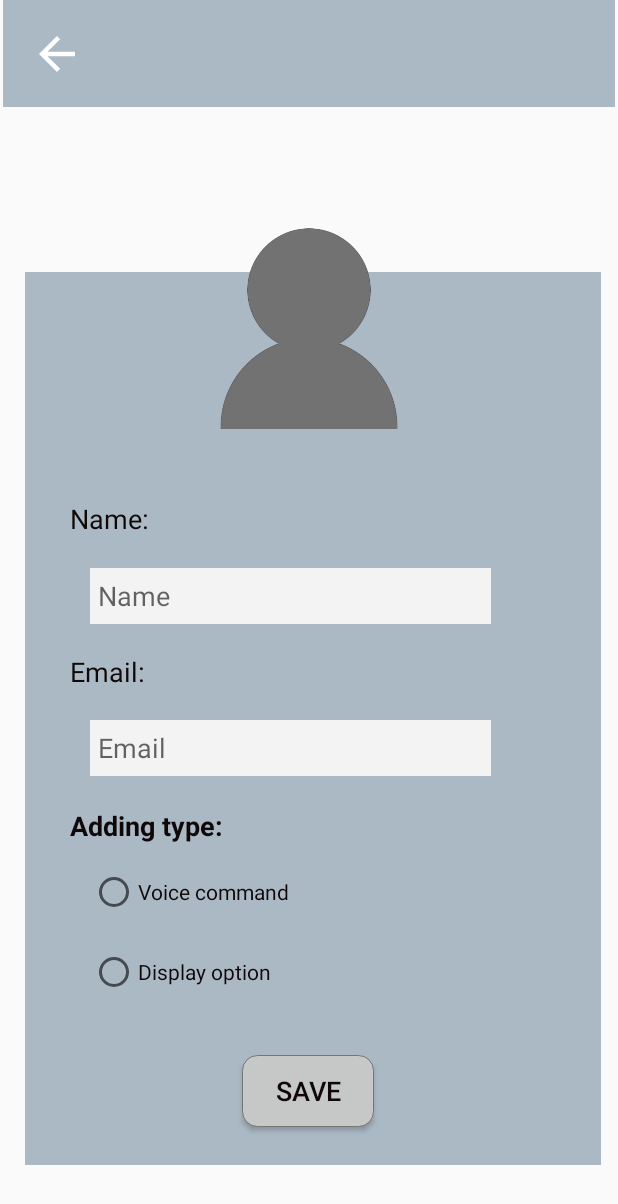
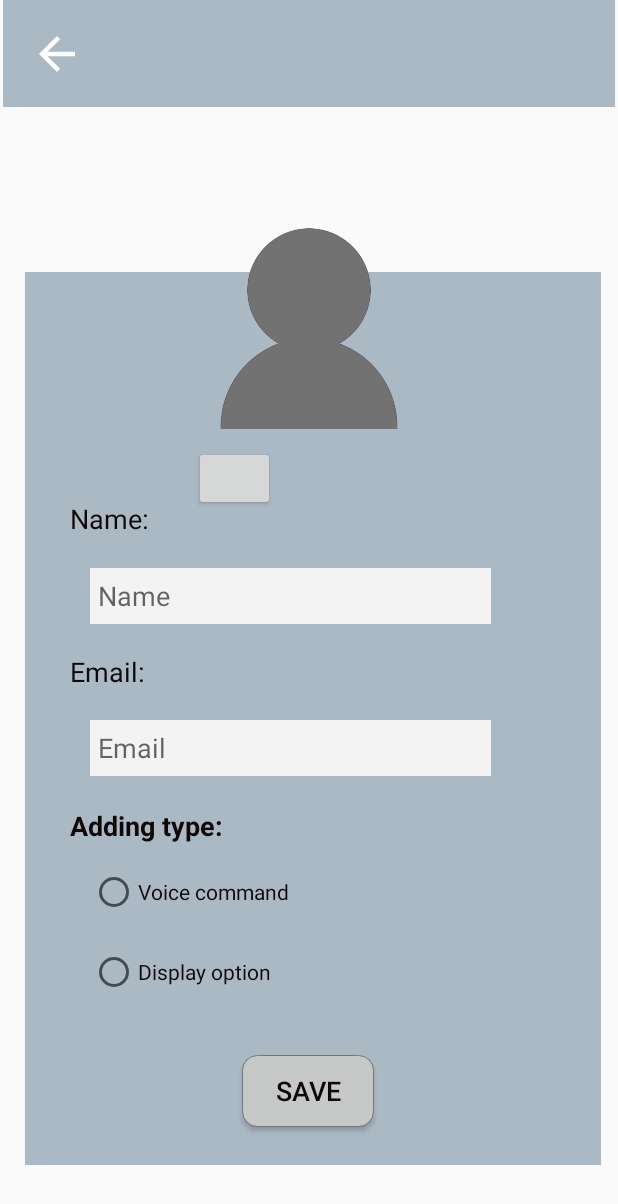
Before and after one commit to haifa98/Taraffac, an Android app: the layout activity_edit_profile.xml on its own in the app's theme, with its tools: preview values and no code run, on a phone screen of 412 x 824 dp. Shown: the top 1204 px of the screen. Run offline under Robolectric (Android 15) with nearby library versions, the phone set to English and light mode, and no system bars.

Commit message:
// set ProfileImage1

```diff
--- a/app/src/main/res/layout/activity_edit_profile.xml
+++ b/app/src/main/res/layout/activity_edit_profile.xml
@@ -53,7 +53,7 @@
         app:layout_constraintVertical_bias="0.023" />
 
     <ImageView
-        android:id="@+id/imageView5"
+        android:id="@+id/imageProfilEdit"
         android:layout_width="177dp"
         android:layout_height="148dp"
         android:contentDescription="@string/profile_img"
@@ -155,7 +155,7 @@
         app:layout_constraintVertical_bias="0.906" />
 
     <RadioButton
-        android:id="@+id/voice"
+        android:id="@+id/voiceEdit"
         android:layout_width="wrap_content"
         android:layout_height="wrap_content"
         android:text="@string/voice"
@@ -168,7 +168,7 @@
         app:layout_constraintVertical_bias="0.731" />
 
     <RadioButton
-        android:id="@+id/radioButton7"
+        android:id="@+id/displayEdit"
         android:layout_width="wrap_content"
         android:layout_height="wrap_content"
         android:text="@string/display"
@@ -180,4 +180,15 @@
         app:layout_constraintTop_toTopOf="parent"
         app:layout_constraintVertical_bias="0.798" />
 
+    <Button
+        android:id="@+id/ChangImage"
+        android:layout_width="54dp"
+        android:layout_height="43dp"
+        app:layout_constraintBottom_toBottomOf="parent"
+        app:layout_constraintEnd_toEndOf="parent"
+        app:layout_constraintHorizontal_bias="0.362"
+        app:layout_constraintStart_toStartOf="parent"
+        app:layout_constraintTop_toTopOf="@+id/textView40"
+        app:layout_constraintVertical_bias="0.193" />
+
 </androidx.constraintlayout.widget.ConstraintLayout>
--- a/app/src/main/res/layout/activity_profile.xml
+++ b/app/src/main/res/layout/activity_profile.xml
@@ -74,7 +74,7 @@
         app:layout_constraintVertical_bias="0.023" />
 
     <ImageView
-        android:id="@+id/imageView7"
+        android:id="@+id/imageProfil"
         android:layout_width="177dp"
         android:layout_height="148dp"
         android:contentDescription="@string/profile_img"
--- a/build.gradle
+++ b/build.gradle
@@ -10,6 +10,7 @@ buildscript {
         classpath('com.android.support:multidex:1.0.3')
         // NOTE: Do not place your application dependencies here; they belong
         // in the individual module build.gradle files
+
     }
 }
 
```
Also changed, not shown: app/build.gradle (+13 -10 lines), app/src/main/java/com/example/taraffac/edit_profile.java (+94 -6 lines), app/src/main/java/com/example/taraffac/profile.java (+9 -2 lines).
